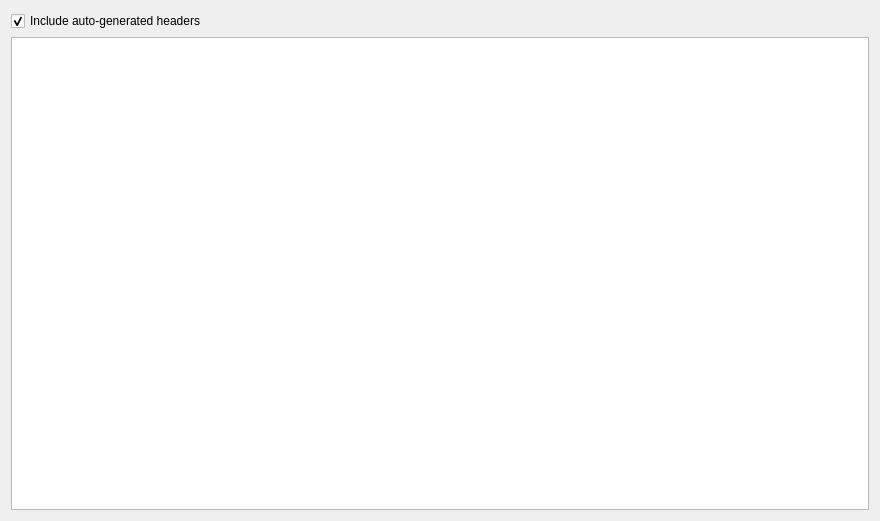
Old version of the form src/frontend/views/editor/request_headers_form.ui in the repository evanrolfe/oneproxy.
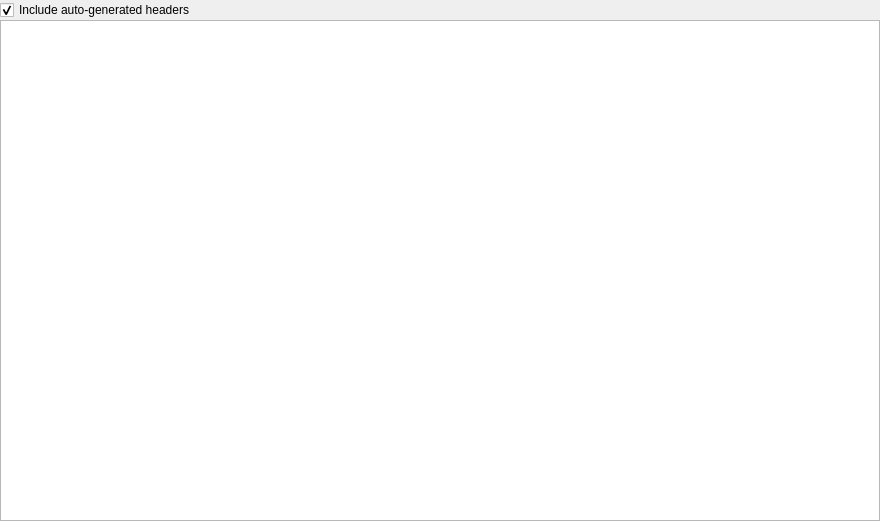
New version of the form.

Commit message: Frontend: send requests from editor

```diff
--- a/src/frontend/views/editor/request_headers_form.ui
+++ b/src/frontend/views/editor/request_headers_form.ui
@@ -11,6 +11,21 @@
    </rect>
   </property>
   <layout class="QHBoxLayout" name="horizontalLayout">
+   <property name="spacing">
+    <number>0</number>
+   </property>
+   <property name="leftMargin">
+    <number>0</number>
+   </property>
+   <property name="topMargin">
+    <number>0</number>
+   </property>
+   <property name="rightMargin">
+    <number>0</number>
+   </property>
+   <property name="bottomMargin">
+    <number>0</number>
+   </property>
    <item>
     <layout class="QVBoxLayout" name="verticalLayout">
      <item>
```
The commit also changes 8 other files.
